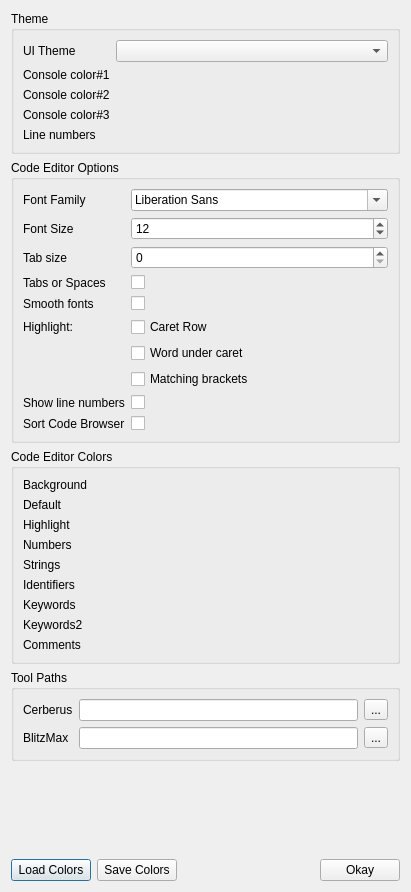
PhilMoe/cerberus, file src/ted/prefsdialog.ui: the form before one commit.
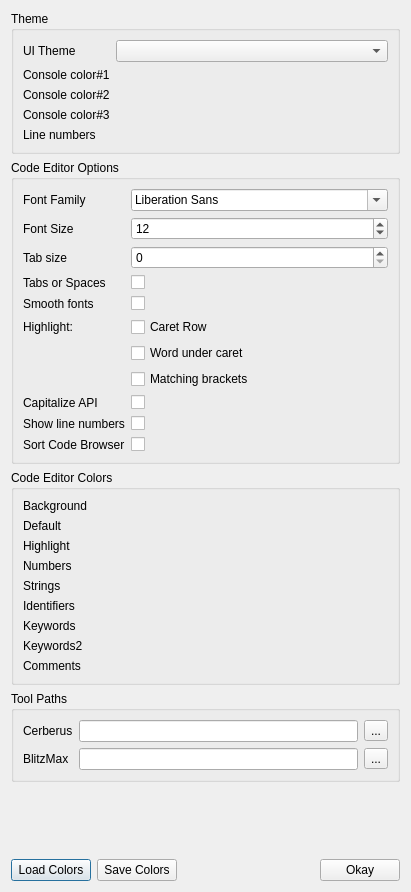
The form after the commit. Custom widgets are drawn as their Qt base class.

What changed in the file:
```diff
--- a/src/ted/prefsdialog.ui
+++ b/src/ted/prefsdialog.ui
@@ -199,28 +199,28 @@
           </property>
          </widget>
         </item>
-        <item row="8" column="0">
+        <item row="10" column="0">
          <widget class="QLabel" name="showLineNumbersLabel">
           <property name="text">
            <string>Show line numbers</string>
           </property>
          </widget>
         </item>
-        <item row="8" column="1">
+        <item row="10" column="1">
          <widget class="QCheckBox" name="showLineNumbersWidget">
           <property name="text">
            <string/>
           </property>
          </widget>
         </item>
-        <item row="9" column="0">
+        <item row="11" column="0">
          <widget class="QLabel" name="sortCodeBrowserLabel">
           <property name="text">
            <string>Sort Code Browser</string>
           </property>
          </widget>
         </item>
-        <item row="9" column="1">
+        <item row="11" column="1">
          <widget class="QCheckBox" name="sortCodeBrowserWidget">
           <property name="text">
            <string/>
@@ -234,6 +234,20 @@
           </property>
          </widget>
         </item>
+        <item row="8" column="0">
+         <widget class="QLabel" name="capitalizeAPILabel">
+          <property name="text">
+           <string>Capitalize API</string>
+          </property>
+         </widget>
+        </item>
+        <item row="8" column="1">
+         <widget class="QCheckBox" name="capitalizeAPIWidget">
+          <property name="text">
+           <string/>
+          </property>
+         </widget>
+        </item>
        </layout>
       </item>
      </layout>
```
Left out of the diff: 63 changed lines with no effect on the pictures.
